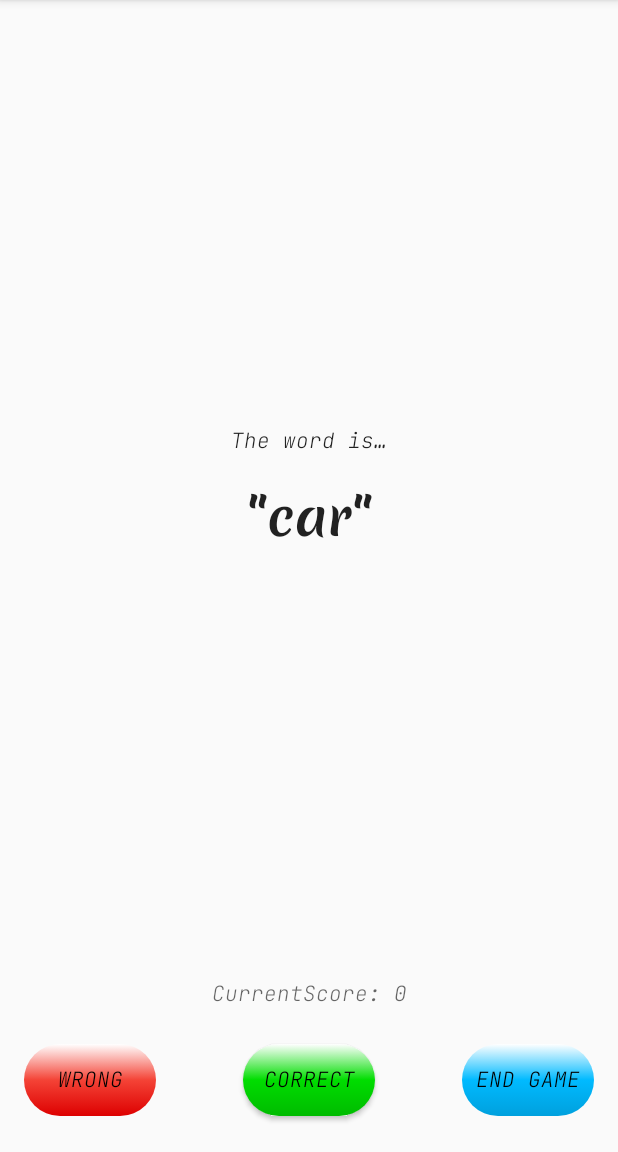
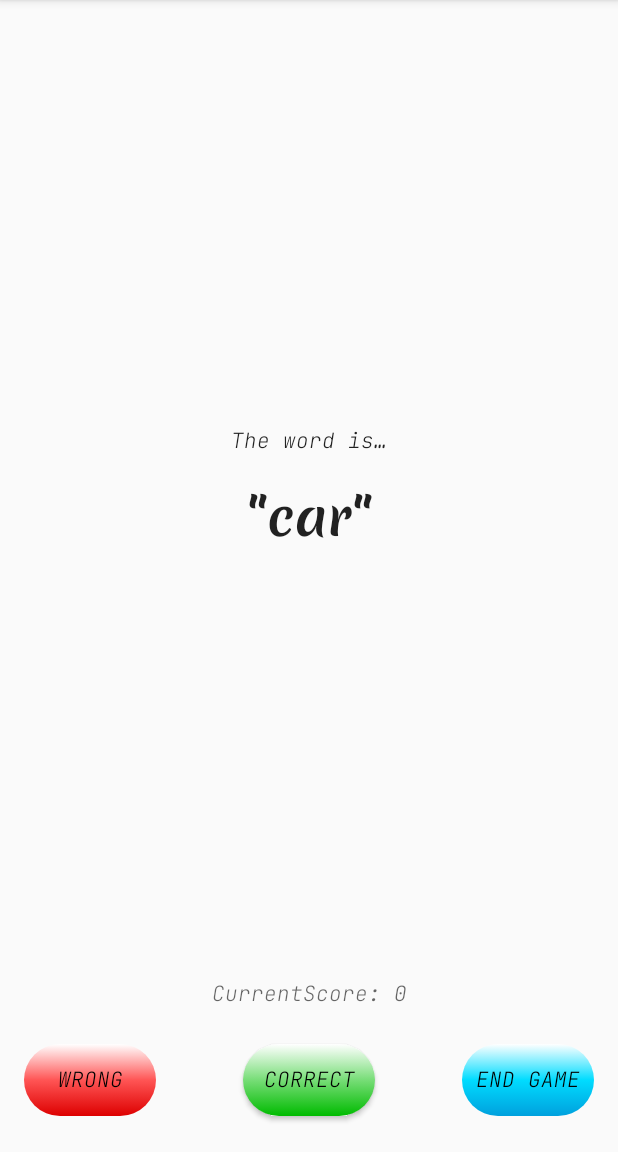
Before and after one commit to ruo2019/Gues_The_Word, an Android app: the GameFragment screen opened through its navigation route, on a phone screen of 412 x 824 dp, the part 84-1236 px from its top. Run offline under Robolectric (Android 15) with nearby library versions, the phone set to English and light mode, and no system bars; our stand-ins replace data binding; Roboto replaces fonts that are not available here.

Commit message:
colors EVERYWHERE!!!!!!!!!!!!!

```diff
--- a/app/src/main/res/drawable/blue_rounded_corners.xml
+++ b/app/src/main/res/drawable/blue_rounded_corners.xml
@@ -4,14 +4,14 @@
         <shape>
             <corners android:radius="100dp" />
             <solid android:color="@color/grey" />
-            <gradient android:angle="90" android:endColor="@color/dark_light_blue" android:centerColor="@color/light_blue" android:startColor="@color/white_text_color"/>
+            <gradient android:angle="90" android:endColor="@color/dark_blue" android:startColor="@color/white_text_color" android:centerColor="@color/dark_light_blue"/>
         </shape>
     </item>
     <item android:state_pressed="false">
         <shape>
             <corners android:radius="100dp" />
             <solid android:color="@color/blue_button_color" />
-            <gradient android:angle="90" android:startColor="@color/dark_light_blue" android:centerColor="@color/light_blue" android:endColor="@color/white_text_color"/>
+            <gradient android:angle="90" android:startColor="@color/dark_blue" android:endColor="@color/white_text_color" android:centerColor="@color/dark_light_blue"/>
         </shape>
     </item>
 </selector>
--- a/app/src/main/res/drawable/green_rounded_corners.xml
+++ b/app/src/main/res/drawable/green_rounded_corners.xml
@@ -4,14 +4,14 @@
         <shape>
             <corners android:radius="100dp" />
             <solid android:color="@color/grey" />
-            <gradient android:angle="90" android:endColor="@color/dark_light_green" android:startColor="@color/white_text_color" android:centerColor="@color/light_green"/>
+            <gradient android:angle="90" android:endColor="@color/dark_green" android:startColor="@color/white_text_color" android:centerColor="@color/dark_light_green"/>
         </shape>
     </item>
     <item android:state_pressed="false">
         <shape>
             <corners android:radius="100dp" />
             <solid android:color="@color/ok_green_color" />
-            <gradient android:angle="90" android:startColor="@color/dark_light_green" android:endColor="@color/white_text_color" android:centerColor="@color/light_green"/>
+            <gradient android:angle="90" android:startColor="@color/dark_green" android:endColor="@color/white_text_color" android:centerColor="@color/dark_light_green"/>
         </shape>
     </item>
 </selector>
--- a/app/src/main/res/drawable/red_rounded_corners.xml
+++ b/app/src/main/res/drawable/red_rounded_corners.xml
@@ -4,14 +4,14 @@
         <shape>
             <corners android:radius="100dp" />
             <solid android:color="@color/white_text_color" />
-            <gradient android:angle="90" android:endColor="@color/dark_red" android:startColor="@color/white_text_color" android:centerColor="@color/skip_red_color"/>
+            <gradient android:angle="90" android:endColor="@color/dark_red" android:startColor="@color/white_text_color" android:centerColor="@color/light_red"/>
         </shape>
     </item>
     <item android:state_pressed="false">
         <shape>
             <corners android:radius="100dp" />
             <solid android:color="@color/white_text_color" />
-            <gradient android:angle="90" android:startColor="@color/dark_red" android:endColor="@color/white_text_color" android:centerColor="@color/skip_red_color"/>
+            <gradient android:angle="90" android:startColor="@color/dark_red" android:endColor="@color/white_text_color" android:centerColor="@color/light_red"/>
         </shape>
     </item>
 </selector>
--- a/app/src/main/res/values/colors.xml
+++ b/app/src/main/res/values/colors.xml
@@ -27,20 +27,25 @@
     <color name="grey_text_color">#99000000</color>
     <color name="grey_button_color">#606060</color>
     <color name="white_text_color">#ffffff</color>
+    <color name="light_red">#ff5555</color>
     <color name="red">#ff0000</color>
     <color name="dark_red">#dd0000</color>
     <color name="orange">#ff6700</color>
     <color name="dark_orange">#dd4500</color>
     <color name="yellow">#ffde00</color>
     <color name="dark_yellow">#ddbc00</color>
-    <color name="light_green">#00dd00</color>
-    <color name="dark_light_green">#00bb00</color>
-    <color name="green">#007700</color>
-    <color name="dark_green">#005500</color>
-    <color name="light_blue">#00baff</color>
-    <color name="dark_light_blue">#00a0dd</color>
-    <color name="blue">#0000ff</color>
-    <color name="dark_blue">#0000dd</color>
+    <color name="light_green">#55ee55</color>
+    <color name="dark_light_green">#77dd77</color>
+    <color name="green">#00dd00</color>
+    <color name="dark_green">#00bb00</color>
+    <color name="dark_dark_green">#007700</color>
+    <color name="dark_dark_dark_green">#005500</color>
+    <color name="light_blue">#00edff</color>
+    <color name="dark_light_blue">#00dcff</color>
+    <color name="blue">#00baff</color>
+    <color name="dark_blue">#00a0dd</color>
+    <color name="dark_dark_blue">#0000ff</color>
+    <color name="dark_dark_dark_blue">#0000dd</color>
     <color name="light_purple">#bb67ff</color>
     <color name="dark_light_purple">#aa45dd</color>
     <color name="purple">#bb00dd</color>
```
